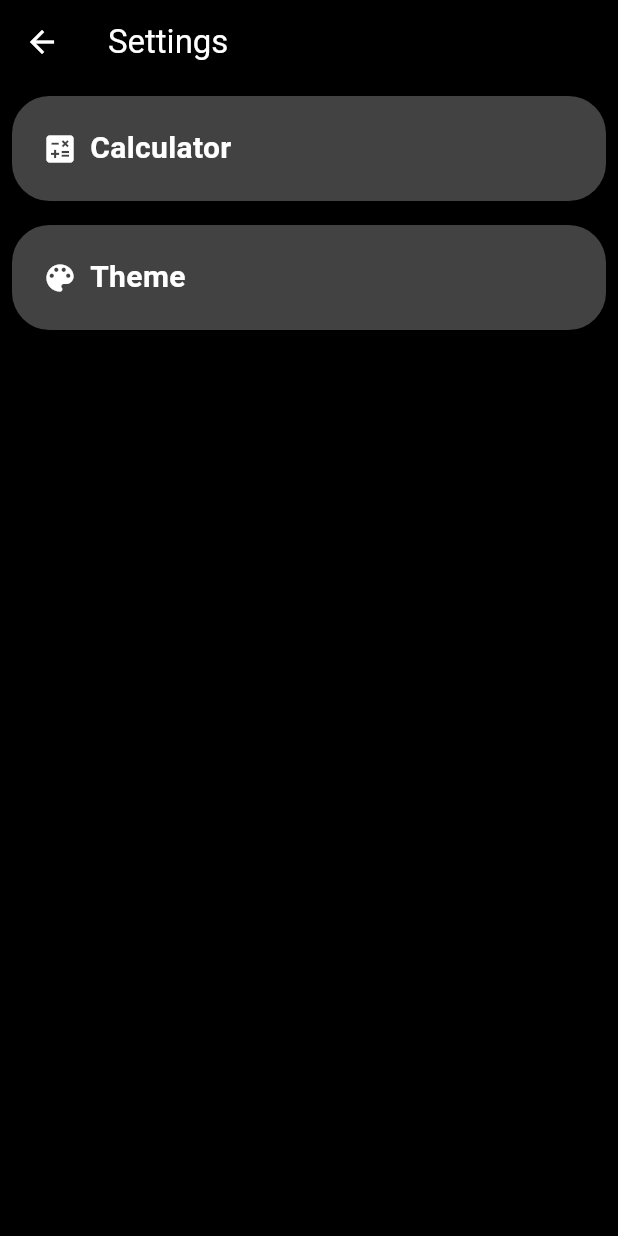
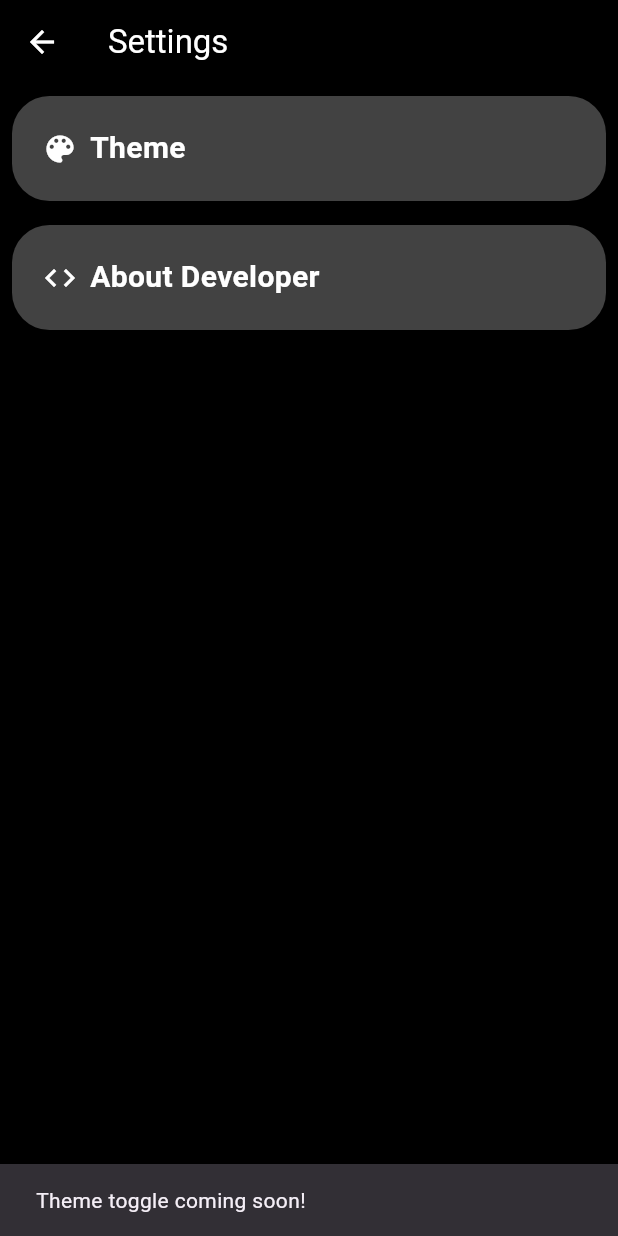
Before and after one commit to GGRISHAV/flutter-calculator, a Flutter app: the Settingspage screen opened by its route, after a tap on "Theme", on a phone screen of 412 x 824 dp. Run offline on Flutter 3.47's test engine with Material 3 defaults, Android fonts, the phone set to English and light mode, and no system bars; our stand-ins replace math_expressions.

Commit message:
Added haptic feedback , added a new about developer button on settings page.

```diff
--- a/lib/pages/utils/settingspage.dart
+++ b/lib/pages/utils/settingspage.dart
@@ -1,4 +1,6 @@
 import 'package:flutter/material.dart';
+import 'package:flutter/services.dart';
+import 'package:url_launcher/url_launcher.dart';
 
 // BounceButton widget
 class BounceButton extends StatefulWidget {
@@ -16,7 +18,12 @@ class _BounceButtonState extends State<BounceButton> {
 
   double scale = 1.0;
 
-  void _ontapdown(_) => setState(() => scale = 0.95);
+  void _ontapdown(_){
+    HapticFeedback.lightImpact();
+    setState(() {
+      scale = 0.95;
+    });
+  }
   void _ontapup(_) => setState(() => scale = 1.0);
   void _ontapcancel() => setState(() => scale = 1.0);
 
@@ -45,6 +52,20 @@ class Settingspage extends StatefulWidget {
 }
 
 class _SettingspageState extends State<Settingspage> {
+
+  void _launchGitHub() async {
+  final Uri url = Uri.parse('https://github.com/GGRISHAV/flutter-calculator');
+
+  if (!await launchUrl(
+    url,
+    mode: LaunchMode.externalApplication, // this is important!
+  )) {
+    throw 'Could not launch $url';
+  }
+}
+
+
+
   @override
   Widget build(BuildContext context) {
     return Scaffold(
@@ -63,12 +84,11 @@ class _SettingspageState extends State<Settingspage> {
         itemCount: 2,
         itemBuilder: (context, index) {
           final items = [
-            {'icon': Icons.calculate, 'text': 'Calculator'},
             {'icon': Icons.color_lens, 'text': 'Theme'},
+            {'icon': Icons.code, 'text': 'About Developer'},
           ];
 
           return BounceButton(
-            child: Expanded(
             child: Padding(
               padding: const EdgeInsets.all(8.0),
               child: Container(
@@ -80,7 +100,6 @@ class _SettingspageState extends State<Settingspage> {
 
                 child: Row(
                   children: [
-
                     Padding(
                       padding: const EdgeInsets.only(left: 20),
                       child: Icon(items[index]['icon'] as IconData , color: Colors.white,),
@@ -101,12 +120,17 @@ class _SettingspageState extends State<Settingspage> {
                 ),
               ),
             ),
-            ),
-            onTap: (){},
+            onTap: (){
+              if (index == 0){
+                ScaffoldMessenger.of(context).showSnackBar(
+                  SnackBar(content: Text('Theme toggle coming soon!')),
                 );
-
+              }else if(index == 1){
+                _launchGitHub();
               }
-
+            },
+          );
+        }
       )
     );
   }
--- a/pubspec.yaml
+++ b/pubspec.yaml
@@ -29,6 +29,7 @@ environment:
 # versions available, run `flutter pub outdated`.
 dependencies:
   math_expressions: ^2.1.0
+  url_launcher: ^6.3.1
   flutter:
     sdk: flutter
 
```
Also changed, not shown: lib/pages/homepage.dart (+7 -1 lines), lib/pages/utils/settingspages/themesettings.dart (added), pubspec.lock, 7 other files. Lines whose indentation alone changed are shown as unchanged.
